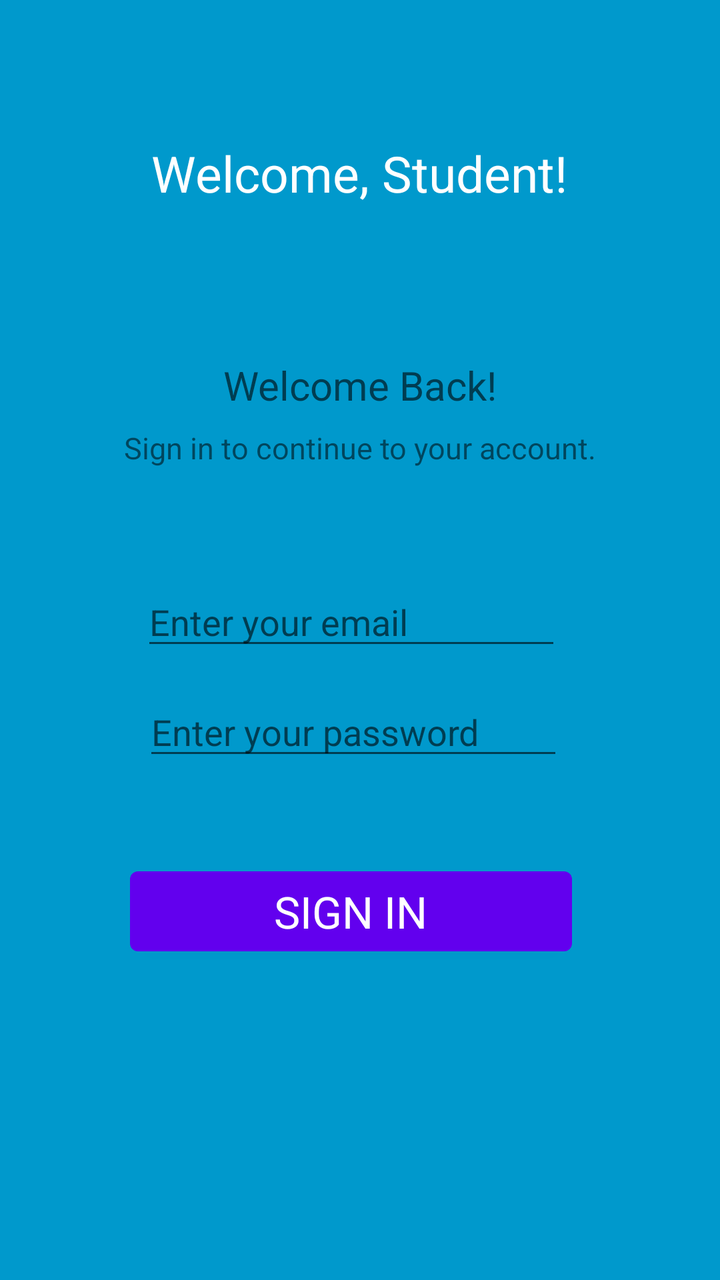
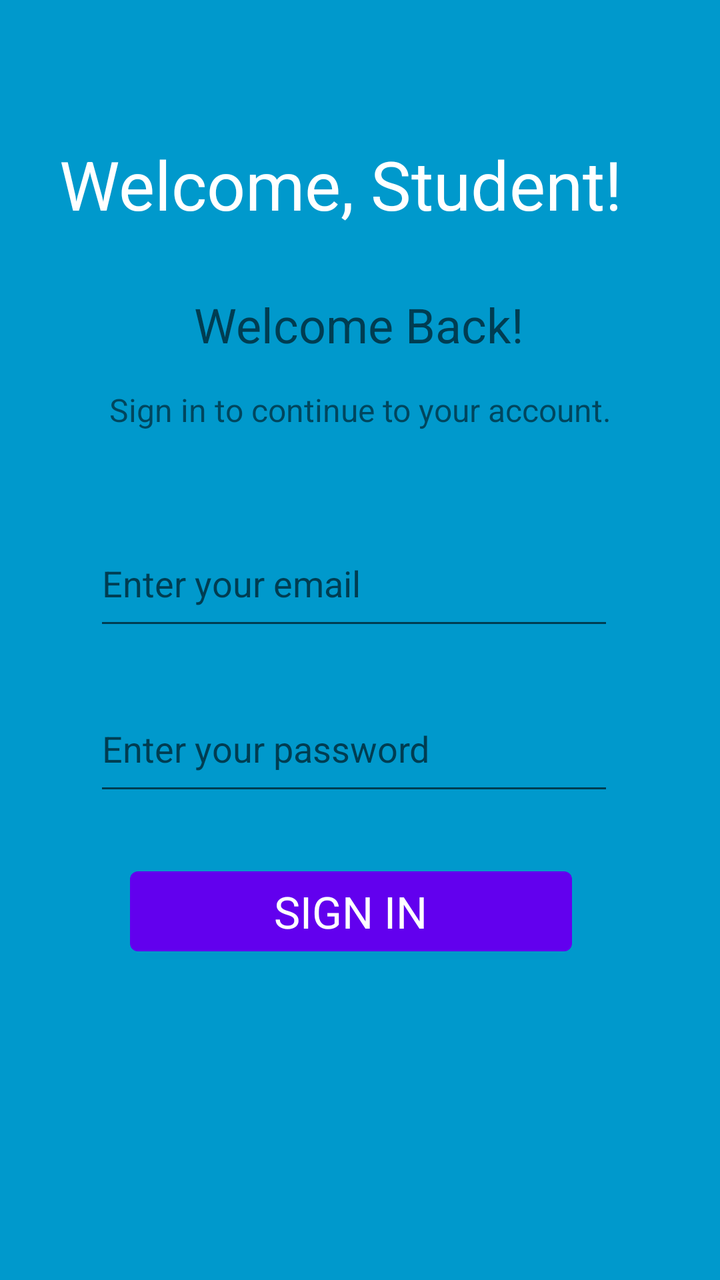

Before-and-after screenshots of an Android layout around one commit, followed by the original layout XML and the change that was made.
<!-- AndroidManifest.xml: application theme Theme.Studytask -->
<!-- res/layout/activity_student_login_signup.xml -->
<?xml version="1.0" encoding="utf-8"?>
<androidx.constraintlayout.widget.ConstraintLayout xmlns:android="http://schemas.android.com/apk/res/android"
    xmlns:app="http://schemas.android.com/apk/res-auto"
    xmlns:tools="http://schemas.android.com/tools"
    android:id="@+id/main"
    android:layout_width="match_parent"
    android:layout_height="match_parent"
    android:background="@android:color/holo_blue_dark"
    tools:context=".student_login_signup">

    <Button
        android:id="@+id/signIn"
        android:layout_width="221dp"
        android:layout_height="52dp"
        android:text="SIGN IN"
        android:textAppearance="@style/TextAppearance.AppCompat.Large"
        app:layout_constraintBottom_toBottomOf="parent"
        app:layout_constraintEnd_toEndOf="parent"
        app:layout_constraintHorizontal_bias="0.468"
        app:layout_constraintStart_toStartOf="parent"
        app:layout_constraintTop_toTopOf="parent"
        app:layout_constraintVertical_bias="0.731" />

    <TextView
        android:id="@+id/welcomeStudent"
        android:layout_width="wrap_content"
        android:layout_height="wrap_content"
        android:textSize="25sp"
        android:text="Welcome, Student!"
        android:textAppearance="@style/TextAppearance.AppCompat.Large"
        android:textColor="@color/white"
        app:layout_constraintBottom_toBottomOf="parent"
        app:layout_constraintEnd_toEndOf="parent"
        app:layout_constraintHorizontal_bias="0.498"
        app:layout_constraintStart_toStartOf="parent"
        app:layout_constraintTop_toTopOf="parent"
        app:layout_constraintVertical_bias="0.115" />

    <TextView
        android:id="@+id/welcomeBack"
        android:layout_width="wrap_content"
        android:layout_height="wrap_content"
        android:text="Welcome Back!"
        android:textAppearance="@style/TextAppearance.AppCompat.Medium"
        android:textSize="20sp"
        app:layout_constraintBottom_toBottomOf="parent"
        app:layout_constraintEnd_toEndOf="parent"
        app:layout_constraintStart_toStartOf="parent"
        app:layout_constraintTop_toTopOf="parent"
        app:layout_constraintVertical_bias="0.292" />

    <TextView
        android:id="@+id/signInToYour"
        android:layout_width="wrap_content"
        android:layout_height="wrap_content"
        android:textSize="15sp"
        android:text="Sign in to continue to your account."
        android:textAppearance="@style/TextAppearance.AppCompat.Small"
        app:layout_constraintBottom_toBottomOf="parent"
        app:layout_constraintEnd_toEndOf="parent"
        app:layout_constraintStart_toStartOf="parent"
        app:layout_constraintTop_toTopOf="parent"
        app:layout_constraintVertical_bias="0.345" />

    <EditText
        android:id="@+id/emailAddressStudent"
        android:layout_width="wrap_content"
        android:layout_height="wrap_content"
        android:ems="10"
        android:hint="Enter your email"
        android:inputType="textEmailAddress"
        app:layout_constraintBottom_toBottomOf="parent"
        app:layout_constraintEnd_toEndOf="parent"
        app:layout_constraintHorizontal_bias="0.472"
        app:layout_constraintStart_toStartOf="parent"
        app:layout_constraintTop_toTopOf="parent"
        app:layout_constraintVertical_bias="0.482" />

    <EditText
        android:id="@+id/passwordStudent"
        android:layout_width="wrap_content"
        android:layout_height="wrap_content"
        android:ems="10"
        android:hint="Enter your password"
        android:inputType="textPassword"
        app:layout_constraintBottom_toBottomOf="parent"
        app:layout_constraintEnd_toEndOf="parent"
        app:layout_constraintHorizontal_bias="0.477"
        app:layout_constraintStart_toStartOf="parent"
        app:layout_constraintTop_toTopOf="parent"
        app:layout_constraintVertical_bias="0.574" />

</androidx.constraintlayout.widget.ConstraintLayout>
<!-- resources referenced by this layout -->
<resources>
  <color name="white">#FFFFFFFF</color>
  <style name="Theme.Studytask" parent="Theme.MaterialComponents.DayNight.DarkActionBar">
          
          <item name="colorPrimary">@color/purple_500</item>
          <item name="colorPrimaryVariant">@color/purple_700</item>
          <item name="colorOnPrimary">@color/white</item>
          
          <item name="colorSecondary">@color/teal_200</item>
          <item name="colorSecondaryVariant">@color/teal_700</item>
          <item name="colorOnSecondary">@color/black</item>
          
          <item name="android:statusBarColor">?attr/colorPrimaryVariant</item>
          
      </style>
  <color name="purple_500">#FF6200EE</color>
  <color name="purple_700">#FF3700B3</color>
  <color name="teal_200">#FF03DAC5</color>
  <color name="teal_700">#FF018786</color>
  <color name="black">#FF000000</color>
</resources>

<!-- the commit's change to res/layout/activity_student_login_signup.xml (unified diff, before → after) -->
@@ -23,18 +23,18 @@
 
     <TextView
         android:id="@+id/welcomeStudent"
-        android:layout_width="wrap_content"
-        android:layout_height="wrap_content"
-        android:textSize="25sp"
+        android:layout_width="300dp"
+        android:layout_height="42dp"
         android:text="Welcome, Student!"
         android:textAppearance="@style/TextAppearance.AppCompat.Large"
         android:textColor="@color/white"
+        android:textSize="34sp"
         app:layout_constraintBottom_toBottomOf="parent"
         app:layout_constraintEnd_toEndOf="parent"
-        app:layout_constraintHorizontal_bias="0.498"
+        app:layout_constraintHorizontal_bias="0.495"
         app:layout_constraintStart_toStartOf="parent"
         app:layout_constraintTop_toTopOf="parent"
-        app:layout_constraintVertical_bias="0.115" />
+        app:layout_constraintVertical_bias="0.116" />
 
     <TextView
         android:id="@+id/welcomeBack"
@@ -42,52 +42,53 @@
         android:layout_height="wrap_content"
         android:text="Welcome Back!"
         android:textAppearance="@style/TextAppearance.AppCompat.Medium"
-        android:textSize="20sp"
+        android:textSize="24sp"
         app:layout_constraintBottom_toBottomOf="parent"
         app:layout_constraintEnd_toEndOf="parent"
+        app:layout_constraintHorizontal_bias="0.497"
         app:layout_constraintStart_toStartOf="parent"
         app:layout_constraintTop_toTopOf="parent"
-        app:layout_constraintVertical_bias="0.292" />
+        app:layout_constraintVertical_bias="0.24" />
 
     <TextView
         android:id="@+id/signInToYour"
         android:layout_width="wrap_content"
         android:layout_height="wrap_content"
-        android:textSize="15sp"
         android:text="Sign in to continue to your account."
         android:textAppearance="@style/TextAppearance.AppCompat.Small"
+        android:textSize="16sp"
         app:layout_constraintBottom_toBottomOf="parent"
         app:layout_constraintEnd_toEndOf="parent"
         app:layout_constraintStart_toStartOf="parent"
         app:layout_constraintTop_toTopOf="parent"
-        app:layout_constraintVertical_bias="0.345" />
+        app:layout_constraintVertical_bias="0.314" />
 
     <EditText
         android:id="@+id/emailAddressStudent"
-        android:layout_width="wrap_content"
-        android:layout_height="wrap_content"
+        android:layout_width="260dp"
+        android:layout_height="60dp"
         android:ems="10"
         android:hint="Enter your email"
         android:inputType="textEmailAddress"
         app:layout_constraintBottom_toBottomOf="parent"
         app:layout_constraintEnd_toEndOf="parent"
-        app:layout_constraintHorizontal_bias="0.472"
+        app:layout_constraintHorizontal_bias="0.47"
         app:layout_constraintStart_toStartOf="parent"
         app:layout_constraintTop_toTopOf="parent"
-        app:layout_constraintVertical_bias="0.482" />
+        app:layout_constraintVertical_bias="0.448" />
 
     <EditText
         android:id="@+id/passwordStudent"
-        android:layout_width="wrap_content"
-        android:layout_height="wrap_content"
+        android:layout_width="260dp"
+        android:layout_height="60dp"
         android:ems="10"
         android:hint="Enter your password"
         android:inputType="textPassword"
         app:layout_constraintBottom_toBottomOf="parent"
         app:layout_constraintEnd_toEndOf="parent"
-        app:layout_constraintHorizontal_bias="0.477"
+        app:layout_constraintHorizontal_bias="0.47"
         app:layout_constraintStart_toStartOf="parent"
         app:layout_constraintTop_toTopOf="parent"
-        app:layout_constraintVertical_bias="0.574" />
+        app:layout_constraintVertical_bias="0.591" />
 
 </androidx.constraintlayout.widget.ConstraintLayout>
